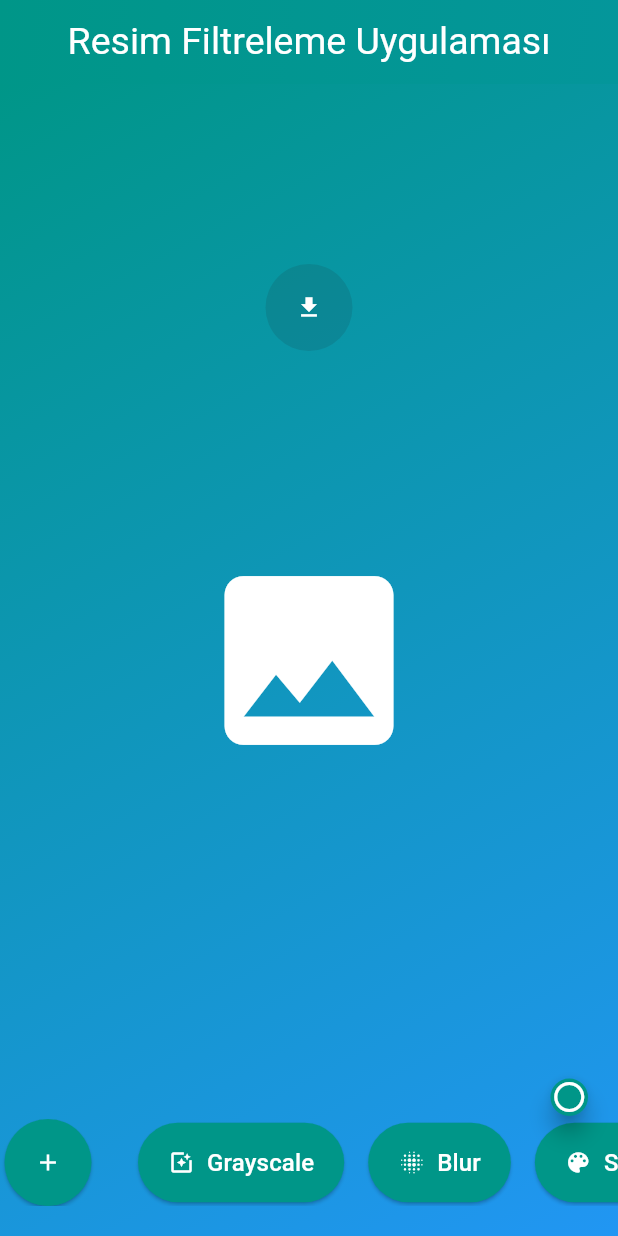
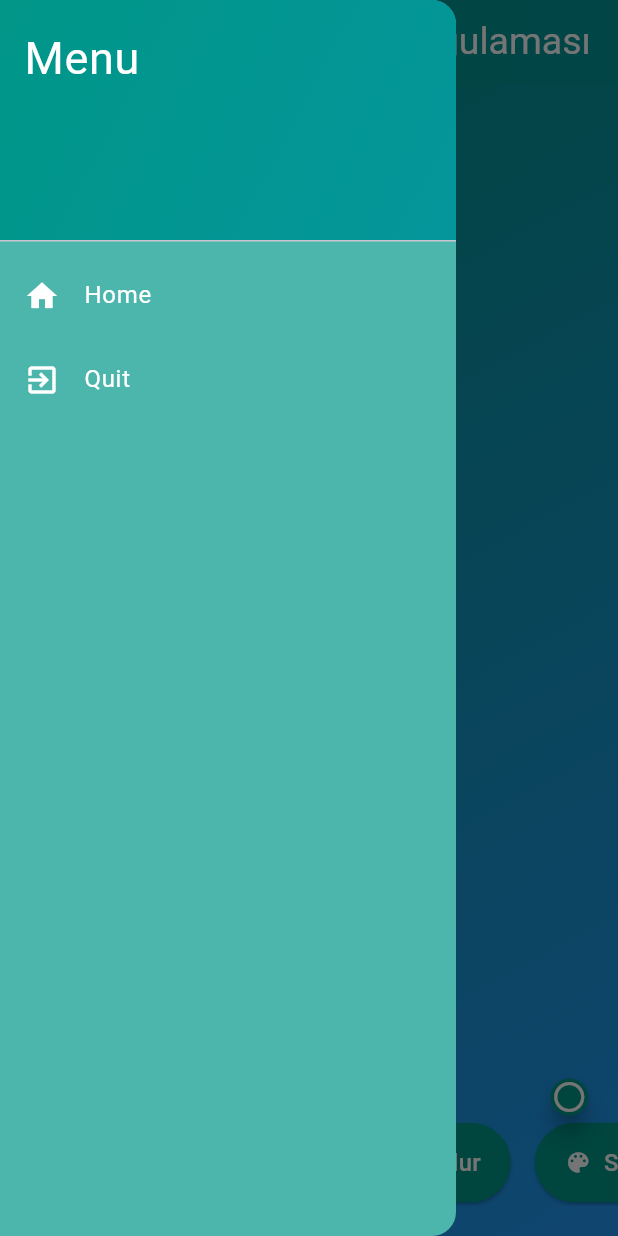
Before and after one commit to kahvecioglu/resimefekti, a Flutter app: the screen it shows after launch, with the side drawer open (before the commit the screen has no drawer), on a phone screen of 412 x 824 dp. Run offline on Flutter 3.47's test engine with Material 3 defaults, Android fonts, the phone set to English and light mode, and no system bars; our stand-ins replace image_picker, permission_handler.

```diff
--- a/lib/main.dart
+++ b/lib/main.dart
@@ -4,8 +4,8 @@ import 'package:flutter/material.dart';
 import 'package:image_picker/image_picker.dart';
 import 'package:provider/provider.dart';
 import 'package:resimefekti/services/image_download_service.dart';
-import 'services/api.dart'; // api.dart dosyasını içeri aktar
-import 'state/image_provider_model.dart'; // image_provider_model.dart dosyasını içeri aktar
+import 'services/api.dart';
+import 'state/image_provider_model.dart';
 import 'package:resimefekti/services/image_filter_service.dart';
 
 void main() {
@@ -36,9 +36,10 @@ class HomeScreen extends StatefulWidget {
 
 class _HomeScreenState extends State<HomeScreen> {
   final ImagePicker _picker = ImagePicker();
-  bool _isShowingOriginal = false; // Orijinal resmi gösterme durumu
-  final ApiService _apiService = ApiService(); // ApiService nesnesi
+  bool _isShowingOriginal = false;
+  final ApiService _apiService = ApiService();
   final ImageFilterService _imageFilterService = ImageFilterService();
+  GlobalKey<ScaffoldState> _scaffoldKey = GlobalKey<ScaffoldState>();
 
   Future<void> _pickImage() async {
     final pickedFile = await _picker.pickImage(source: ImageSource.gallery);
@@ -52,7 +53,7 @@ class _HomeScreenState extends State<HomeScreen> {
         return;
       }
 
-      imageProvider.reset(); // Her şeyi sıfırla
+      imageProvider.reset();
       imageProvider.updateSelectedImage(bytes);
     }
   }
@@ -68,9 +69,36 @@ class _HomeScreenState extends State<HomeScreen> {
     await imageDownloadService.downloadImage(imageBytes, context);
   }
 
+  void _showQuitDialog() {
+    showDialog(
+      context: context,
+      builder: (context) => AlertDialog(
+        title: Text('Uygulamadan çıkmak istediğinizden emin misiniz?'),
+        content: Text('Tüm veriler kaybolabilir.'),
+        actions: [
+          TextButton(
+            onPressed: () {
+              Navigator.of(context).pop();
+            },
+            child: Text('Vazgeç'),
+          ),
+          TextButton(
+            onPressed: () {
+              Navigator.of(context).pop();
+              // Uygulamadan çıkmak için exit() fonksiyonunu çağırıyoruz
+              exit(0);
+            },
+            child: Text('Çık'),
+          ),
+        ],
+      ),
+    );
+  }
+
   @override
   Widget build(BuildContext context) {
     return Scaffold(
+      key: _scaffoldKey,
       appBar: AppBar(
         elevation: 0,
         backgroundColor: const Color.fromARGB(0, 173, 23, 23),
@@ -89,10 +117,48 @@ class _HomeScreenState extends State<HomeScreen> {
         ),
         centerTitle: true,
       ),
+      drawer: Drawer(
+        backgroundColor: Colors.teal[300],
+        child: ListView(
+          children: [
+            DrawerHeader(
+              decoration: BoxDecoration(
+                gradient: LinearGradient(
+                  colors: [Colors.teal, const Color.fromARGB(255, 4, 150, 155)],
+                  begin: Alignment.topLeft,
+                  end: Alignment.bottomRight,
+                ),
+              ),
+              child: Text(
+                'Menu',
+                style: TextStyle(color: Colors.white, fontSize: 30),
+              ),
+            ),
+            ListTile(
+              leading: Icon(Icons.home, color: Colors.white),
+              title: Text(
+                'Home',
+                style: TextStyle(color: Colors.white),
+              ),
+              onTap: () {
+                Navigator.pop(context); // Menüden çıkış
+              },
+            ),
+            ListTile(
+              leading: Icon(Icons.exit_to_app, color: Colors.white),
+              title: Text(
+                'Quit',
+                style: TextStyle(color: Colors.white),
+              ),
+              onTap: _showQuitDialog, // Quit tıklandığında onay dialog'u göster
+            ),
+          ],
+        ),
+      ),
       body: Container(
         decoration: BoxDecoration(
           gradient: LinearGradient(
-            colors: [Colors.teal, Colors.blue], // Aynı renk gradyanı
+            colors: [Colors.teal, Colors.blue],
             begin: Alignment.topLeft,
             end: Alignment.bottomRight,
           ),
@@ -140,9 +206,8 @@ class _HomeScreenState extends State<HomeScreen> {
                       child: Center(child: CircularProgressIndicator()),
                     ),
                   ),
-                // İndirme butonunu üst kısma taşıdık
                 Positioned(
-                  top: 120, // Üstten 120 px aşağıda
+                  top: 120,
                   left: 0,
                   right: 0,
                   child: ElevatedButton(
--- a/lib/services/image_filter_service.dart
+++ b/lib/services/image_filter_service.dart
@@ -10,9 +10,6 @@ class ImageFilterService {
 
     imageProvider.setLoading(true);
     imageProvider.clearError();
-
-    // 3 saniye bekle
-    await Future.delayed(Duration(seconds: 3));
 
     try {
       final processedImage = await _apiService.processImage(
```
Also changed, not shown: 1 other file.
